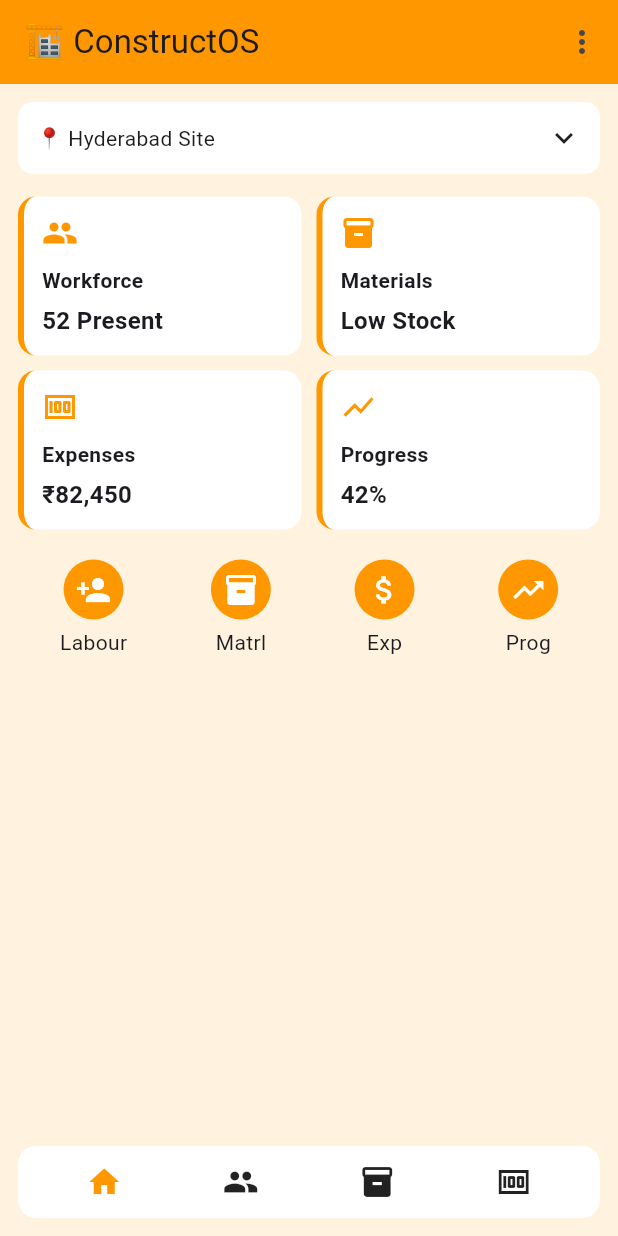
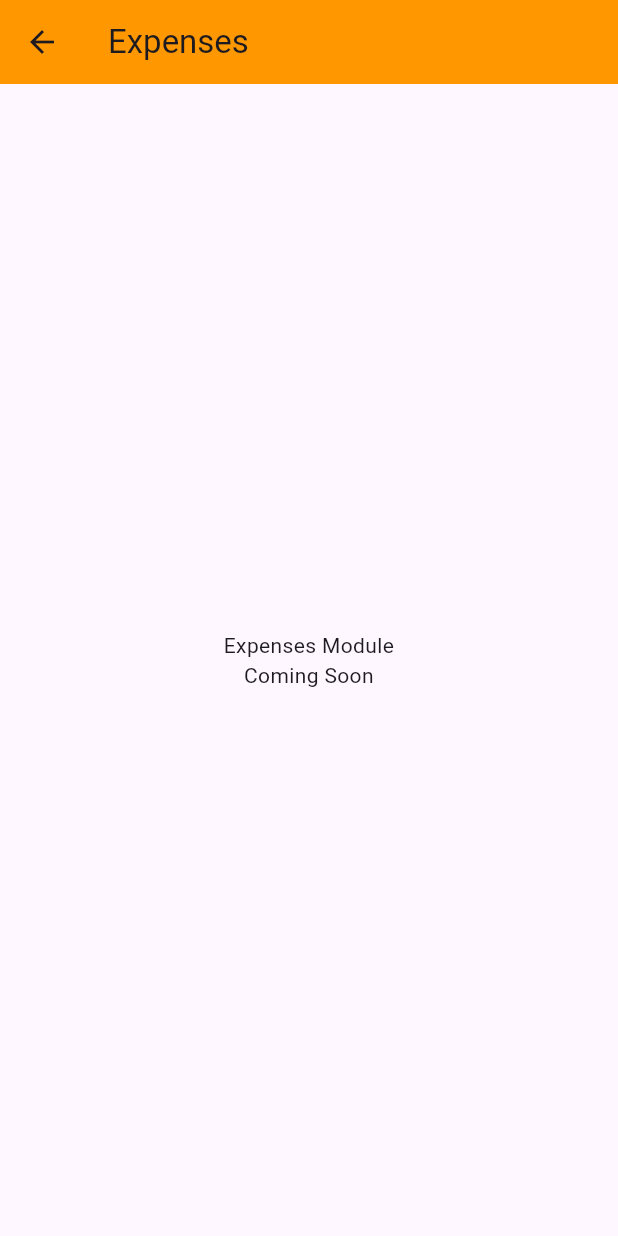
Before and after one commit to whereismybus23-bot/constructos-module1, a Flutter app: the DashboardScreen screen opened directly, after a tap on "Expenses", on a phone screen of 412 x 824 dp. Run offline on Flutter 3.47's test engine with Material 3 defaults, Android fonts, the phone set to English and light mode, and no system bars; our stand-ins replace firebase_core; accounts and stored records are empty.

Commit message:
Module 2: Dashboard UI and navigation completed

```diff
--- a/lib/modules/dashboard/ui/dashboard_screen.dart
+++ b/lib/modules/dashboard/ui/dashboard_screen.dart
@@ -1,6 +1,10 @@
 import 'package:flutter/material.dart';
+
+import '../../auth/ui/login_screen.dart';
 import '../../workforce/ui/add_worker_screen.dart';
-import '../../auth/ui/login_screen.dart';
+import '../../materials/ui/materials_screen.dart';
+import '../../expenses/ui/expenses_screen.dart';
+import '../../progress/ui/progress_screen.dart';
 
 class DashboardScreen extends StatefulWidget {
   const DashboardScreen({super.key});
@@ -29,18 +33,18 @@ class _DashboardScreenState extends State<DashboardScreen> {
     return Scaffold(
       backgroundColor: Colors.orange.shade50,
 
-      // HEADER
       appBar: AppBar(
+        backgroundColor: Colors.orange,
         title: const Text("🏗️ ConstructOS"),
-        backgroundColor: Colors.orange,
-
         actions: [
-          PopupMenuButton(
+          PopupMenuButton<String>(
             onSelected: (value) {
-              if (value == "logout") logout();
+              if (value == "logout") {
+                logout();
+              }
             },
             itemBuilder: (context) => const [
-              PopupMenuItem(value: "site", child: Text("Hyderabad Site")),
+              PopupMenuItem(value: "site", child: Text("📍 Hyderabad Site")),
               PopupMenuItem(value: "logout", child: Text("Logout")),
             ],
           ),
@@ -49,20 +53,22 @@ class _DashboardScreenState extends State<DashboardScreen> {
 
       body: Padding(
         padding: const EdgeInsets.all(12),
-
         child: Column(
           children: [
-            // SITE BAR
+            // Site Selector
             Container(
               padding: const EdgeInsets.all(12),
               decoration: BoxDecoration(
                 color: Colors.white,
-                borderRadius: BorderRadius.circular(10),
+                borderRadius: BorderRadius.circular(12),
               ),
               child: const Row(
                 mainAxisAlignment: MainAxisAlignment.spaceBetween,
                 children: [
-                  Text("📍 Hyderabad Site"),
+                  Text(
+                    "📍 Hyderabad Site",
+                    style: TextStyle(fontWeight: FontWeight.bold),
+                  ),
                   Icon(Icons.keyboard_arrow_down),
                 ],
               ),
@@ -70,14 +76,16 @@ class _DashboardScreenState extends State<DashboardScreen> {
 
             const SizedBox(height: 15),
 
-            // CARDS
+            // Summary Cards
             Row(
               children: [
                 _card("Workforce", "52 Present", Icons.people, () {
                   openScreen(const AddWorkerScreen());
                 }),
                 const SizedBox(width: 10),
-                _card("Materials", "Low Stock", Icons.inventory, () {}),
+                _card("Materials", "Low Stock", Icons.inventory, () {
+                  openScreen(const MaterialsScreen());
+                }),
               ],
             ),
 
@@ -85,43 +93,88 @@ class _DashboardScreenState extends State<DashboardScreen> {
 
             Row(
               children: [
-                _card("Expenses", "₹82,450", Icons.money, () {}),
+                _card("Expenses", "₹82,450", Icons.attach_money, () {
+                  openScreen(const ExpensesScreen());
+                }),
                 const SizedBox(width: 10),
-                _card("Progress", "42%", Icons.show_chart, () {}),
+                _card("Progress", "42%", Icons.trending_up, () {
+                  openScreen(const ProgressScreen());
+                }),
               ],
             ),
 
-            const SizedBox(height: 20),
+            const SizedBox(height: 25),
 
-            // QUICK ACTIONS
+            // Quick Actions
             Row(
               mainAxisAlignment: MainAxisAlignment.spaceAround,
               children: [
                 _action(Icons.person_add, "Labour", () {
-                  openScreen(AddWorkerScreen());
+                  openScreen(const AddWorkerScreen());
                 }),
-                _action(Icons.inventory_2, "Matrl", () {}),
-                _action(Icons.attach_money, "Exp", () {}),
-                _action(Icons.trending_up, "Prog", () {}),
+                _action(Icons.inventory_2, "Matrl", () {
+                  openScreen(const MaterialsScreen());
+                }),
+                _action(Icons.attach_money, "Exp", () {
+                  openScreen(const ExpensesScreen());
+                }),
+                _action(Icons.trending_up, "Prog", () {
+                  openScreen(const ProgressScreen());
+                }),
               ],
             ),
 
             const Spacer(),
 
-            // BOTTOM NAV
+            // Bottom Navigation
             Container(
-              padding: const EdgeInsets.all(12),
+              padding: const EdgeInsets.symmetric(vertical: 10),
               decoration: BoxDecoration(
                 color: Colors.white,
                 borderRadius: BorderRadius.circular(12),
               ),
-              child: const Row(
+              child: Row(
                 mainAxisAlignment: MainAxisAlignment.spaceAround,
                 children: [
-                  Icon(Icons.home, color: Colors.orange),
-                  Icon(Icons.people),
-                  Icon(Icons.inventory),
-                  Icon(Icons.money),
+                  IconButton(
+                    icon: Icon(
+                      Icons.home,
+                      color: selectedIndex == 0 ? Colors.orange : Colors.grey,
+                    ),
+                    onPressed: () {
+                      setState(() => selectedIndex = 0);
+                    },
+                  ),
+                  IconButton(
+                    icon: Icon(
+                      Icons.people,
+                      color: selectedIndex == 1 ? Colors.orange : Colors.grey,
+                    ),
+                    onPressed: () {
+                      setState(() => selectedIndex = 1);
+                      openScreen(const AddWorkerScreen());
+                    },
+                  ),
+                  IconButton(
+                    icon: Icon(
+                      Icons.inventory,
+                      color: selectedIndex == 2 ? Colors.orange : Colors.grey,
+                    ),
+                    onPressed: () {
+                      setState(() => selectedIndex = 2);
+                      openScreen(const MaterialsScreen());
+                    },
+                  ),
+                  IconButton(
+                    icon: Icon(
+                      Icons.attach_money,
+                      color: selectedIndex == 3 ? Colors.orange : Colors.grey,
+                    ),
+                    onPressed: () {
+                      setState(() => selectedIndex = 3);
+                      openScreen(const ExpensesScreen());
+                    },
+                  ),
                 ],
               ),
             ),
@@ -131,7 +184,6 @@ class _DashboardScreenState extends State<DashboardScreen> {
     );
   }
 
-  // CARD
   Widget _card(String title, String value, IconData icon, VoidCallback onTap) {
     return Expanded(
       child: GestureDetector(
@@ -155,8 +207,8 @@ class _DashboardScreenState extends State<DashboardScreen> {
               Text(
                 value,
                 style: const TextStyle(
+                  fontWeight: FontWeight.bold,
                   fontSize: 16,
-                  fontWeight: FontWeight.bold,
                 ),
               ),
             ],
@@ -166,13 +218,13 @@ class _DashboardScreenState extends State<DashboardScreen> {
     );
   }
 
-  // ACTION
   Widget _action(IconData icon, String label, VoidCallback onTap) {
     return GestureDetector(
       onTap: onTap,
       child: Column(
         children: [
           CircleAvatar(
+            radius: 24,
             backgroundColor: Colors.orange,
             child: Icon(icon, color: Colors.white),
           ),
--- /dev/null
+++ b/lib/modules/expenses/ui/expenses_screen.dart
@@ -0,0 +1,21 @@
+import 'package:flutter/material.dart';
+
+class ExpensesScreen extends StatelessWidget {
+  const ExpensesScreen({super.key});
+
+  @override
+  Widget build(BuildContext context) {
+    return Scaffold(
+      appBar: AppBar(
+        title: const Text("Expenses"),
+        backgroundColor: Colors.orange,
+      ),
+      body: const Center(
+        child: Text(
+          "Expenses Module\nComing Soon",
+          textAlign: TextAlign.center,
+        ),
+      ),
+    );
+  }
+}
--- /dev/null
+++ b/lib/modules/materials/ui/expenses_screen.dart
@@ -0,0 +1,10 @@
+import 'package:flutter/material.dart';
+
+class ExpensesScreen extends StatelessWidget {
+  const ExpensesScreen({super.key});
+
+  @override
+  Widget build(BuildContext context) {
+    return const Scaffold(body: Center(child: Text("Expenses Module")));
+  }
+}
```
Also changed, not shown: lib/modules/materials/ui/materials_screen.dart (added, +10 -0 lines), lib/modules/materials/ui/progress_screen.dart (added, +10 -0 lines), lib/modules/progress/ui/progress_screen.dart (added, +21 -0 lines).
